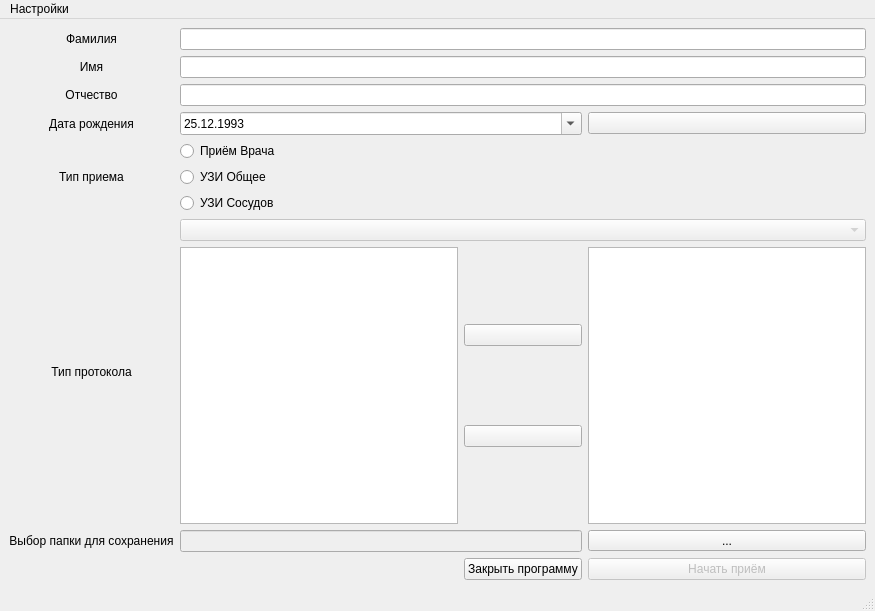
Old version of the form new/shell_ui.ui in the repository Gainutdinov/medicalSurveyGUI.
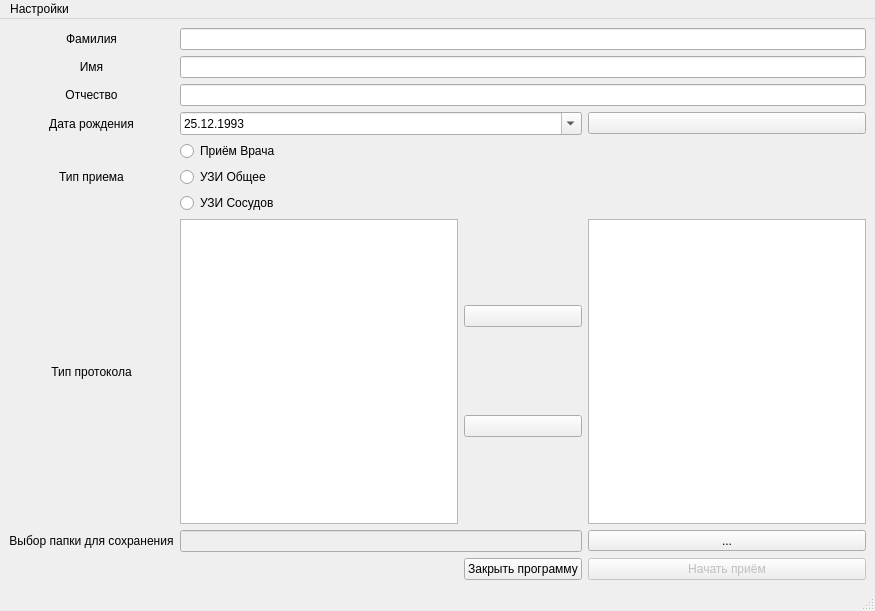
New version of the form. Icons and pictures are not drawn.

Commit message: shell_ui was edited

The edit to the form file:
```diff
--- a/new/shell_ui.ui
+++ b/new/shell_ui.ui
@@ -15,7 +15,7 @@
   </property>
   <widget class="QWidget" name="centralwidget">
    <layout class="QGridLayout" name="gridLayout_2">
-    <item row="2" column="0">
+    <item row="1" column="0">
      <layout class="QGridLayout" name="gridLayout">
       <item row="4" column="1" colspan="3">
        <widget class="QRadioButton" name="radioButton_2">
@@ -231,7 +231,10 @@
         </property>
        </widget>
       </item>
-      <item row="8" column="2">
+      <item row="7" column="1" rowspan="2">
+       <widget class="QListWidget" name="listWidget"/>
+      </item>
+      <item row="7" column="2" rowspan="2">
        <layout class="QVBoxLayout" name="verticalLayout_3">
         <property name="spacing">
          <number>2</number>
@@ -266,17 +269,7 @@
         </item>
        </layout>
       </item>
-      <item row="7" column="1" colspan="3">
-       <widget class="QComboBox" name="comboBox">
-        <property name="enabled">
-         <bool>false</bool>
-        </property>
-       </widget>
-      </item>
-      <item row="8" column="1">
-       <widget class="QListWidget" name="listWidget"/>
-      </item>
-      <item row="8" column="3">
+      <item row="7" column="3" rowspan="2">
        <widget class="QListWidget" name="listWidget_2"/>
       </item>
      </layout>
```
Left out of the diff: 1 changed line with no effect on the pictures. The commit also changes 1 other file.
